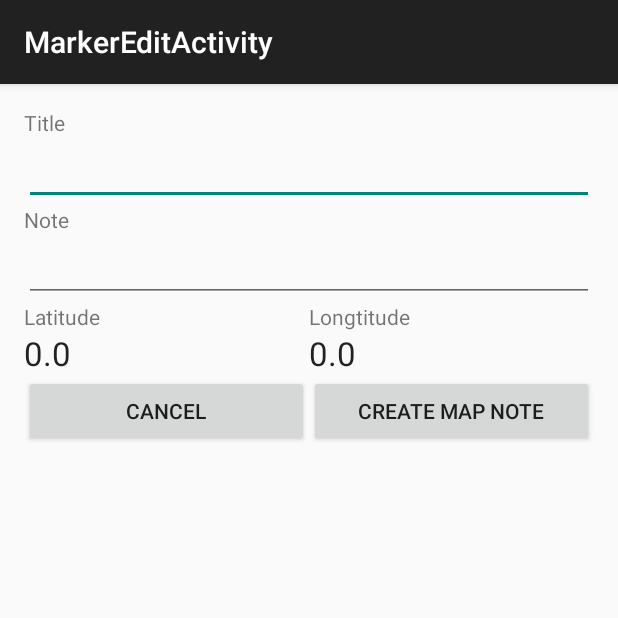
After one commit to gylka/MapNotes, an Android app: the MarkerEditActivity screen opened directly, with no data from a screen before it, on a phone screen of 412 x 824 dp, the top half of it. The commit adds this screen. Run offline under Robolectric (Android 15) with nearby library versions, the phone set to English and light mode, and no system bars.

Commit message:
Added OptionMenu item "Next" that opens new activity where map note can be edited

```diff
--- /dev/null
+++ b/MapNotes/src/main/java/net/gylka/mapnotes/BaseActivity.java
@@ -0,0 +1,18 @@
+package net.gylka.mapnotes;
+
+import android.os.Bundle;
+import android.support.v7.app.ActionBarActivity;
+
+public class BaseActivity extends ActionBarActivity {
+
+    public static String PACKAGE_NAME = "net.gylka.mapnotes";
+
+    protected MapNotesDaoImpl mMapNotesDao;
+
+    @Override
+    protected void onCreate(Bundle savedInstanceState) {
+        super.onCreate(savedInstanceState);
+        mMapNotesDao = new MapNotesDaoImpl(getApplicationContext());
+    }
+
+}
--- /dev/null
+++ b/MapNotes/src/main/java/net/gylka/mapnotes/MapNote.java
@@ -0,0 +1,34 @@
+package net.gylka.mapnotes;
+
+import com.google.android.gms.maps.model.LatLng;
+
+public class MapNote {
+
+    public static final String LATITUDE_KEY = "Latitude";
+    public static final String LONGTITUDE_KEY = "Longtitude";
+    public static final String TITLE_KEY = "Title";
+    public static final String NOTE_KEY = "Note";
+
+    private LatLng mLatLng;
+    private String mTitle;
+    private String mNote;
+
+    public MapNote() {
+        mLatLng = new LatLng(0,0);
+        mTitle = "";
+        mNote = "";
+    }
+
+    public LatLng getLatLng() { return mLatLng; }
+
+    public void setLatLng(LatLng latLng) { this.mLatLng = latLng; }
+
+    public String getTitle() { return mTitle; }
+
+    public void setTitle(String title) { this.mTitle = title; }
+
+    public String getNote() { return mNote; }
+
+    public void setNote(String note) { this.mNote = note; }
+
+}
--- /dev/null
+++ b/MapNotes/src/main/java/net/gylka/mapnotes/MapNotesDao.java
@@ -0,0 +1,18 @@
+package net.gylka.mapnotes;
+
+import com.google.android.gms.maps.model.LatLng;
+
+import java.util.ArrayList;
+import java.util.DuplicateFormatFlagsException;
+
+public interface MapNotesDao {
+
+    boolean addNote (MapNote mapNote);
+
+    ArrayList<MapNote> getAllNotes();
+
+    boolean isMapNoteAlreadyInTable (MapNote mapNote);
+
+    boolean isMapNoteAlreadyInTable (LatLng latLng);
+
+}
--- /dev/null
+++ b/MapNotes/src/main/java/net/gylka/mapnotes/MarkerEditActivity.java
@@ -0,0 +1,114 @@
+package net.gylka.mapnotes;
+
+import android.content.Intent;
+import android.support.v7.app.ActionBarActivity;
+import android.support.v7.app.ActionBar;
+import android.support.v4.app.Fragment;
+import android.os.Bundle;
+import android.view.LayoutInflater;
+import android.view.Menu;
+import android.view.MenuItem;
+import android.view.View;
+import android.view.ViewGroup;
+import android.os.Build;
+import android.widget.Button;
+import android.widget.EditText;
+import android.widget.TextView;
+
+import com.google.android.gms.maps.model.LatLng;
+
+public class MarkerEditActivity extends BaseActivity {
+
+    public static final String REQUEST_KEY = "RequestKey";
+
+    public static final int REQUEST_ADD_MARKER = 100;
+    public static final int REQUEST_EDIT_MARKER = 101;
+
+    public static final int RESULT_MARKER_ADDED = 200;
+    public static final int RESULT_CANCELED = 201;
+    public static final int RESULT_ERROR = 250;
+
+    @Override
+    protected void onCreate(Bundle savedInstanceState) {
+        super.onCreate(savedInstanceState);
+        setContentView(R.layout.activity_marker_edit);
+
+        if (savedInstanceState == null) {
+            getSupportFragmentManager().beginTransaction()
+                    .add(R.id.container, new PlaceholderFragment())
+                    .commit();
+        }
+
+    }
+
+    /**
+     * A placeholder fragment containing a simple view.
+     */
+    public static class PlaceholderFragment extends Fragment {
+
+        private MapNote mCurrentMapNote;
+        private int mRequestCode;
+
+        public PlaceholderFragment() {
+        }
+
+        @Override
+        public View onCreateView(LayoutInflater inflater, ViewGroup container,
+                Bundle savedInstanceState) {
+            View rootView = inflater.inflate(R.layout.fragment_marker_edit, container, false);
+
+            mCurrentMapNote = new MapNote();
+            Intent intent = getActivity().getIntent();
+            mCurrentMapNote.setLatLng(new LatLng(intent.getDoubleExtra(PACKAGE_NAME + MapNote.LATITUDE_KEY, 0), intent.getDoubleExtra(PACKAGE_NAME + MapNote.LONGTITUDE_KEY, 0)));
+            mCurrentMapNote.setTitle(intent.getStringExtra(PACKAGE_NAME + MapNote.TITLE_KEY));
+            mCurrentMapNote.setNote(intent.getStringExtra(PACKAGE_NAME + MapNote.NOTE_KEY));
+            mRequestCode = intent.getIntExtra(PACKAGE_NAME + REQUEST_KEY, 0);
+
+            ((TextView)rootView.findViewById(R.id.lblLatitude)).setText(new Double(mCurrentMapNote.getLatLng().latitude).toString());
+            ((TextView)rootView.findViewById(R.id.lblLongtitude)).setText(new Double(mCurrentMapNote.getLatLng().longitude).toString());
+            final EditText edtMarkerTitle = (EditText)rootView.findViewById(R.id.edtMarkerTitle);
+            edtMarkerTitle.setText(mCurrentMapNote.getTitle());
+            final EditText edtMarkerNote = (EditText)rootView.findViewById(R.id.edtMarkerNote);
+            edtMarkerNote.setText(mCurrentMapNote.getNote());
+
+            Button btnMarkerEditCancel = (Button)rootView.findViewById(R.id.btnMarkerEditCancel);
+            btnMarkerEditCancel.setOnClickListener(new View.OnClickListener() {
+
+                @Override
+                public void onClick(View view) {
+                    getActivity().setResult(RESULT_CANCELED, new Intent());
+                    getActivity().finish();
+                }
+            });
+
+            Button btnMarkerEditCreate = (Button)rootView.findViewById(R.id.btnMakerEditCreate);
+            btnMarkerEditCreate.setOnClickListener(new View.OnClickListener() {
+
+                @Override
+                public void onClick(View view) {
+                    MapNotesDao mapNotesDao = new MapNotesDaoImpl(getActivity().getApplicationContext());
+                    mCurrentMapNote.setTitle(edtMarkerTitle.getText().toString());
+                    mCurrentMapNote.setNote(edtMarkerNote.getText().toString());
+                    if (mRequestCode == REQUEST_ADD_MARKER) {
+                        if (mapNotesDao.addNote(mCurrentMapNote)) {
+                            Intent intent = new Intent();
+                            intent.putExtra(PACKAGE_NAME + MapNote.LATITUDE_KEY, mCurrentMapNote.getLatLng().latitude);
+                            intent.putExtra(PACKAGE_NAME + MapNote.LONGTITUDE_KEY, mCurrentMapNote.getLatLng().longitude);
+                            intent.putExtra(PACKAGE_NAME + MapNote.TITLE_KEY, mCurrentMapNote.getTitle());
+                            intent.putExtra(PACKAGE_NAME + MapNote.NOTE_KEY, mCurrentMapNote.getNote());
+                            getActivity().setResult(RESULT_MARKER_ADDED, intent);
+                        } else {
+                            getActivity().setResult(RESULT_ERROR);
+                        }
+                        getActivity().finish();
+                    } else {
+                        //TODO update mapNote
+                    }
+                }
+            });
+
+            return rootView;
+        }
+    }
+
+}
--- a/MapNotes/src/main/java/net/gylka/mapnotes/NotesListActivity.java
+++ b/MapNotes/src/main/java/net/gylka/mapnotes/NotesListActivity.java
@@ -9,7 +9,6 @@ import android.view.Menu;
 import android.view.MenuItem;
 import android.view.View;
 import android.view.ViewGroup;
-import android.os.Build;
 
 public class NotesListActivity extends ActionBarActivity {
 
@@ -28,7 +27,6 @@ public class NotesListActivity extends ActionBarActivity {
 
     @Override
     public boolean onCreateOptionsMenu(Menu menu) {
-
         // Inflate the menu; this adds items to the action bar if it is present.
         getMenuInflater().inflate(R.menu.notes_list, menu);
         return true;
--- /dev/null
+++ b/MapNotes/src/main/res/layout/activity_marker_edit.xml
@@ -0,0 +1,7 @@
+<FrameLayout xmlns:android="http://schemas.android.com/apk/res/android"
+    xmlns:tools="http://schemas.android.com/tools"
+    android:id="@+id/container"
+    android:layout_width="match_parent"
+    android:layout_height="match_parent"
+    tools:context="net.gylka.mapnotes.MarkerEditActivity"
+    tools:ignore="MergeRootFrame" />
--- /dev/null
+++ b/MapNotes/src/main/res/layout/fragment_marker_edit.xml
@@ -0,0 +1,103 @@
+<LinearLayout xmlns:android="http://schemas.android.com/apk/res/android"
+    xmlns:tools="http://schemas.android.com/tools"
+    android:orientation="vertical"
+    android:layout_width="match_parent"
+    android:layout_height="match_parent"
+    android:paddingLeft="@dimen/activity_horizontal_margin"
+    android:paddingRight="@dimen/activity_horizontal_margin"
+    android:paddingTop="@dimen/activity_vertical_margin"
+    android:paddingBottom="@dimen/activity_vertical_margin"
+    tools:context="net.gylka.mapnotes.MarkerEditActivity$PlaceholderFragment">
+
+    <TextView
+        android:layout_width="wrap_content"
+        android:layout_height="wrap_content"
+        android:text="@string/label_title"
+        android:id="@+id/lblMarkerTitle" />
+
+    <EditText
+        android:layout_width="match_parent"
+        android:layout_height="wrap_content"
+        android:id="@+id/edtMarkerTitle" />
+
+    <TextView
+        android:layout_width="wrap_content"
+        android:layout_height="wrap_content"
+        android:text="@string/label_note"
+        android:id="@+id/lblMarkerNote" />
+
+    <EditText
+        android:layout_width="match_parent"
+        android:layout_height="wrap_content"
+        android:inputType="textMultiLine"
+        android:ems="10"
+        android:id="@+id/edtMarkerNote"
+        android:layout_gravity="right" />
+
+    <LinearLayout
+        android:orientation="horizontal"
+        android:layout_width="fill_parent"
+        android:layout_height="wrap_content">
+
+        <LinearLayout
+            android:orientation="vertical"
+            android:layout_width="fill_parent"
+            android:layout_height="fill_parent"
+            android:layout_weight="1">
+
+            <TextView
+                android:layout_width="wrap_content"
+                android:layout_height="wrap_content"
+                android:text="@string/label_latitude"
+                android:id="@+id/textView" />
+
+            <TextView
+                android:layout_width="match_parent"
+                android:layout_height="wrap_content"
+                android:textAppearance="?android:attr/textAppearanceLarge"
+                android:text="Large Text"
+                android:id="@+id/lblLatitude" />
+        </LinearLayout>
+
+        <LinearLayout
+            android:orientation="vertical"
+            android:layout_width="fill_parent"
+            android:layout_height="fill_parent"
+            android:layout_weight="1">
+
+            <TextView
+                android:layout_width="wrap_content"
+                android:layout_height="wrap_content"
+                android:text="@string/label_longtitude"
+                android:id="@+id/textView3" />
+
+            <TextView
+                android:layout_width="match_parent"
+                android:layout_height="wrap_content"
+                android:textAppearance="?android:attr/textAppearanceLarge"
+                android:text="Large Text"
+                android:id="@+id/lblLongtitude" />
+        </LinearLayout>
+    </LinearLayout>
+
+    <LinearLayout
+        android:orientation="horizontal"
+        android:layout_width="fill_parent"
+        android:layout_height="fill_parent">
+
+        <Button
+            android:layout_width="0dp"
+            android:layout_height="wrap_content"
+            android:text="@string/label_cancel"
+            android:id="@+id/btnMarkerEditCancel"
+            android:layout_weight="1" />
+
+        <Button
+            android:layout_width="0dp"
+            android:layout_height="wrap_content"
+            android:text="@string/label_create_map_note"
+            android:id="@+id/btnMakerEditCreate"
+            android:layout_weight="1" />
+    </LinearLayout>
+
+</LinearLayout>
--- a/MapNotes/src/main/res/layout/fragment_notes_list.xml
+++ b/MapNotes/src/main/res/layout/fragment_notes_list.xml
@@ -8,9 +8,4 @@
     android:paddingBottom="@dimen/activity_vertical_margin"
     tools:context="net.gylka.mapnotes.NotesListActivity$PlaceholderFragment">
 
-    <TextView
-        android:text="@string/hello_world"
-        android:layout_width="wrap_content"
-        android:layout_height="wrap_content" />
-
 </RelativeLayout>
--- a/MapNotes/src/main/res/values/strings.xml
+++ b/MapNotes/src/main/res/values/strings.xml
@@ -1,9 +1,17 @@
 <?xml version="1.0" encoding="utf-8"?>
 <resources>
 
-    <string name="app_name">MapNotesProject</string>
+    <string name="app_name">MapNotes</string>
+    <string name="action_settings">Settings</string>
+    <string name="action_next">Next</string>
+    <string name="action_done">Done</string>
+    <string name="title_activity_marker_edit">MarkerEditActivity</string>
     <string name="hello_world">Hello world!</string>
-    <string name="action_settings">Settings</string>
-    <string name="title_activity_map_view">MapViewActivity</string>
+    <string name="label_title">Title</string>
+    <string name="label_note">Note</string>
+    <string name="label_latitude">Latitude</string>
+    <string name="label_longtitude">Longtitude</string>
+    <string name="label_create_map_note">Create Map Note</string>
+    <string name="label_cancel">Cancel</string>
 
 </resources>
```
Also changed, not shown: MapNotes/src/main/AndroidManifest.xml (+14 -11 lines), MapNotes/src/main/java/net/gylka/mapnotes/MapNotesDaoImpl.java (added, +76 -0 lines), MapNotes/src/main/java/net/gylka/mapnotes/MapViewActivity.java (+79 -13 lines), MapNotes/src/main/java/net/gylka/mapnotes/NotesDbOpenHelper.java (added, +82 -0 lines), MapNotes/src/main/java/net/gylka/mapnotes/NotesEntry.java (added, +23 -0 lines), MapNotes/src/main/res/layout/activity_map_view.xml (+9 -16 lines), MapNotes/src/main/res/menu/map_view.xml (+6 -4 lines), MapNotes/src/main/res/menu/marker_edit.xml (added, +10 -0 lines).
